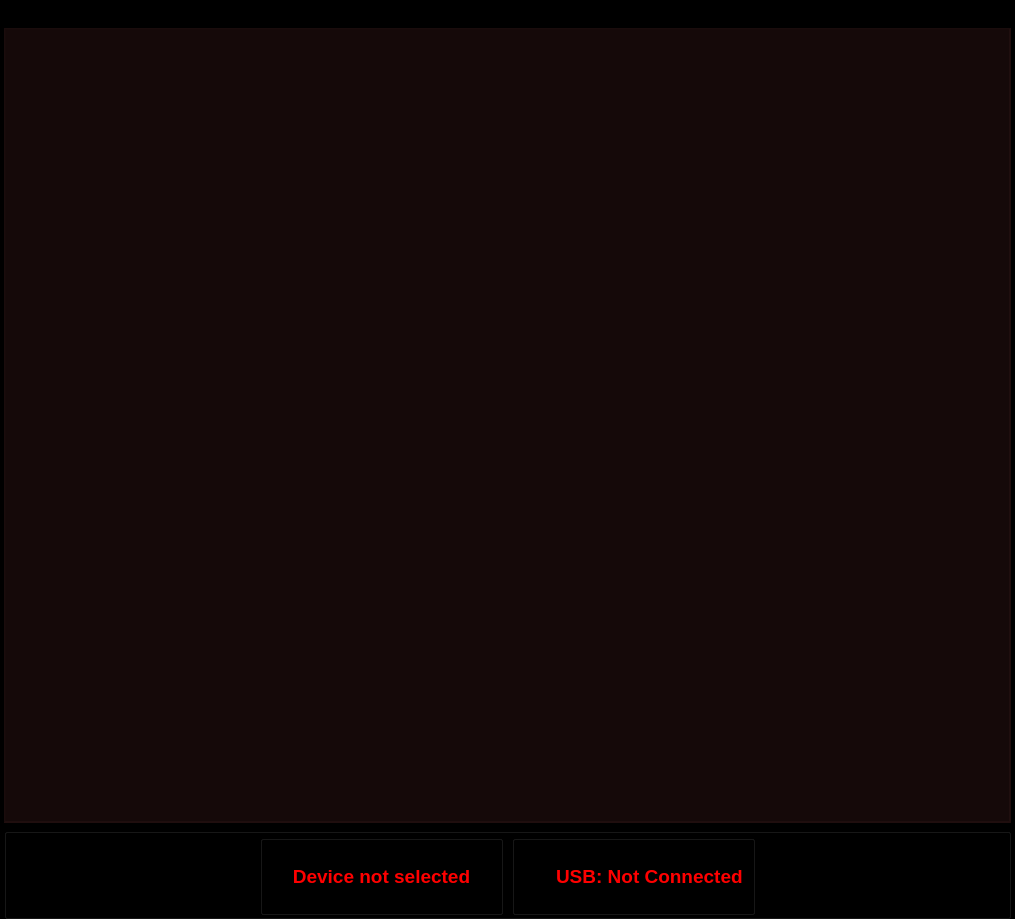
Qt form QtDesigner/MainWindow.ui (dhahaj/EAX-Python-Interface) before a commit.
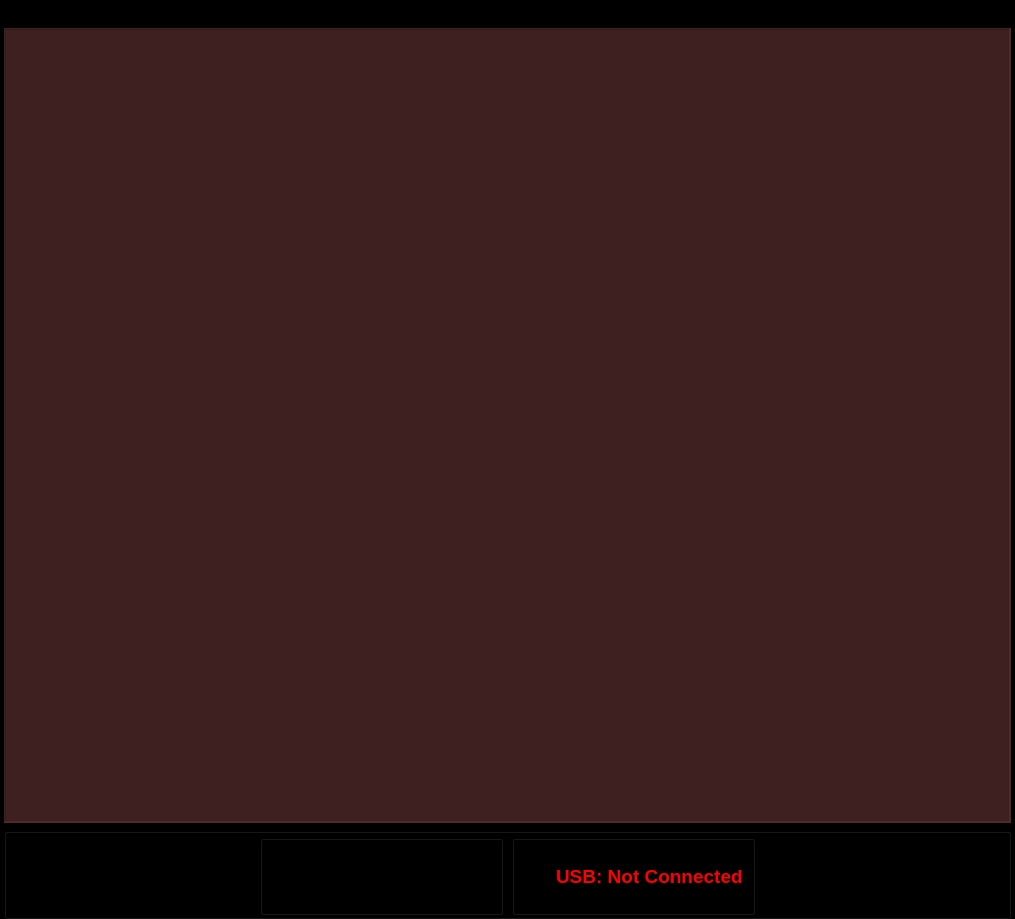
The same form after that commit. Icons and pictures are not drawn.

Commit message: Update MainWindow UI styles for improved appearance and functionality

Patch:
```diff
--- a/QtDesigner/MainWindow.ui
+++ b/QtDesigner/MainWindow.ui
@@ -98,9 +98,13 @@
        <bool>true</bool>
       </property>
       <property name="styleSheet">
-       <string notr="true">color: #767676;
-background-color: rgba(100, 50, 50, 28);
-background-image: url(:/cloud2);</string>
+       <string notr="true">QTextEdit {
+  color: #767676;
+  background-color: rgba(100, 50, 50, 100);
+  background: url(:/cloud2) no-repeat;
+  background-attachment: fixed;
+  background-position: bottom center;
+}</string>
       </property>
       <property name="frameShape">
        <enum>QFrame::Shape::WinPanel</enum>
@@ -356,9 +360,12 @@
              </font>
             </property>
             <property name="styleSheet">
-             <string notr="true">color: rgb(255, 0, 0);
-background-color: rgb(0, 0, 0);
-font-weight: bold;</string>
+             <string notr="true">QLabel {
+ color: rgb(255, 0, 0);
+ background-color: rgb(0, 0, 0);
+ font-weight: bold;
+ hover: {color: red}
+}</string>
             </property>
             <property name="frameShape">
              <enum>QFrame::Shape::NoFrame</enum>
```
Left out of the diff: 16 changed lines with no effect on the pictures. The commit also changes 1 other file.
